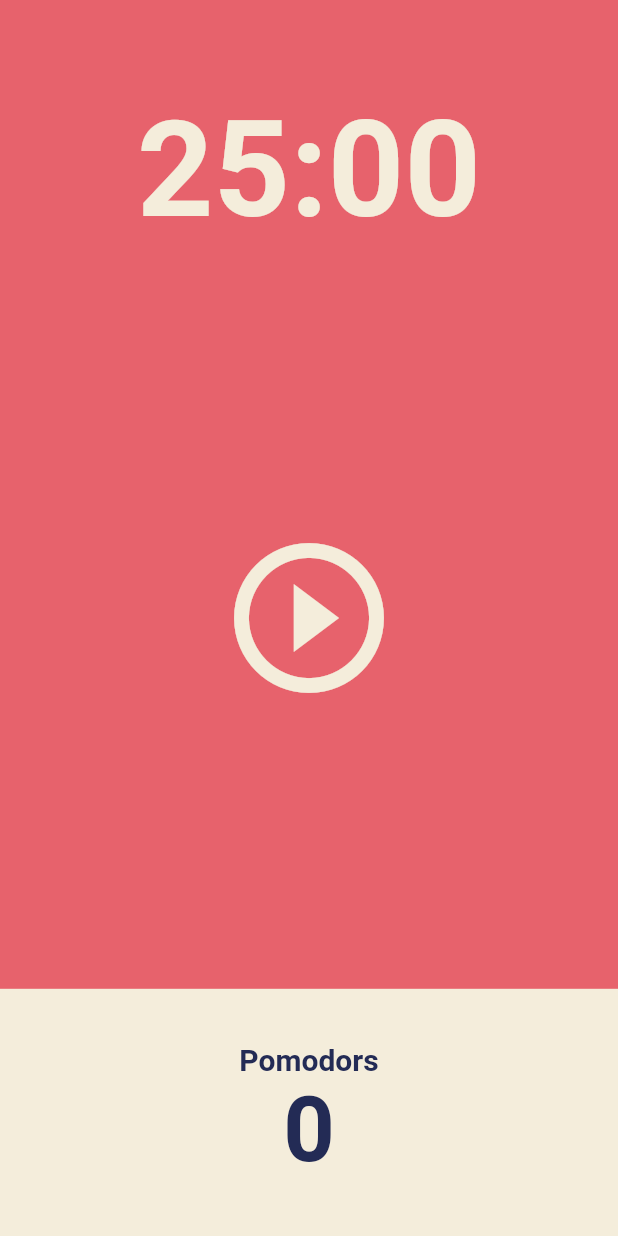
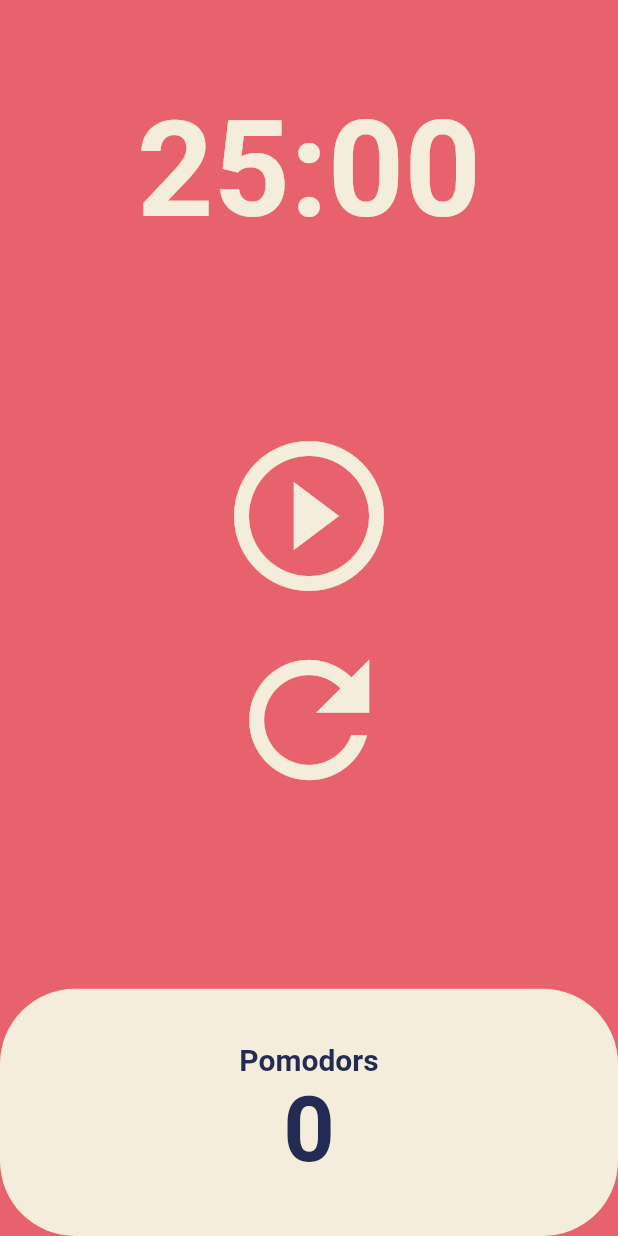
Before and after one commit to ryan-hwang-00/toonflix, a Flutter app: the screen it shows after launch, on a phone screen of 412 x 824 dp. Run offline on Flutter 3.47's test engine with Material 2 defaults, Android fonts, the phone set to English and light mode, and no system bars.

```diff
--- a/lib/screens/home_screen.dart
+++ b/lib/screens/home_screen.dart
@@ -1,3 +1,5 @@
+import 'dart:async';
+
 import 'package:flutter/material.dart';
 
 class HomeScreen extends StatefulWidget {
@@ -8,6 +10,57 @@ class HomeScreen extends StatefulWidget {
 }
 
 class _HomeScreenState extends State<HomeScreen> {
+  static const twentyFiveMinutes = 1500;
+  int totalSeconds = twentyFiveMinutes;
+  bool isRunning = false;
+  int totalPomodoros = 0;
+  late Timer timer;
+
+  void onTick(Timer timer) {
+    if (totalSeconds == 0) {
+      setState(() {
+        totalPomodoros += 1;
+        isRunning = false;
+        totalSeconds = twentyFiveMinutes;
+      });
+    } else {
+      setState(() {
+        totalSeconds = totalSeconds - 1;
+      });
+    }
+  }
+
+  void onStartPressed() {
+    timer = Timer.periodic(
+      const Duration(seconds: 1),
+      onTick,
+    );
+    setState(() {
+      isRunning = true;
+    });
+  }
+
+  void onPausePressed() {
+    timer.cancel();
+    setState(() {
+      isRunning = false;
+    });
+  }
+
+  void onRefreshPressed() {
+    timer.cancel();
+    setState(() {
+      // totalPomodoros += 1;
+      isRunning = false;
+      totalSeconds = twentyFiveMinutes;
+    });
+  }
+
+  String format(int seconds) {
+    var duration = Duration(seconds: seconds);
+    return duration.toString().split(".").first.substring(2, 7);
+  }
+
   @override
   Widget build(BuildContext context) {
     return Scaffold(
@@ -19,7 +72,7 @@ class _HomeScreenState extends State<HomeScreen> {
               child: Container(
                 alignment: Alignment.bottomCenter,
                 child: Text(
-                  '25:00',
+                  format(totalSeconds),
                   style: TextStyle(
                     color: Theme.of(context).cardColor,
                     fontSize: 89,
@@ -30,15 +83,33 @@ class _HomeScreenState extends State<HomeScreen> {
             ),
             Flexible(
               flex: 3,
-              child: Center(
-                child: IconButton(
-                  iconSize: 120,
-                  color: Theme.of(context).cardColor,
-                  onPressed: () {},
-                  icon: const Icon(
-                    Icons.play_circle_outline,
+              child: Row(
+                children: [
+                  Expanded(
+                    child: Column(
+                      mainAxisAlignment: MainAxisAlignment.center,
+                      children: [
+                        IconButton(
+                          iconSize: 120,
+                          color: Theme.of(context).cardColor,
+                          onPressed:
+                              isRunning ? onPausePressed : onStartPressed,
+                          icon: Icon(
+                            isRunning
+                                ? Icons.pause_circle_outline
+                                : Icons.play_circle_outline,
+                          ),
+                        ),
+                        IconButton(
+                          iconSize: 120,
+                          color: Theme.of(context).cardColor,
+                          onPressed: onRefreshPressed,
+                          icon: const Icon(Icons.refresh_outlined),
+                        ),
+                      ],
+                    ),
                   ),
-                ),
+                ],
               ),
             ),
             Flexible(
@@ -49,6 +120,7 @@ class _HomeScreenState extends State<HomeScreen> {
                     child: Container(
                       decoration: BoxDecoration(
                         color: Theme.of(context).cardColor,
+                        borderRadius: BorderRadius.circular(50),
                       ),
                       child: Column(
                         mainAxisAlignment: MainAxisAlignment.center,
@@ -63,7 +135,7 @@ class _HomeScreenState extends State<HomeScreen> {
                             ),
                           ),
                           Text(
-                            "0",
+                            "$totalPomodoros",
                             style: TextStyle(
                               fontSize: 60,
                               fontWeight: FontWeight.w600,
```
Also changed, not shown: 1 other file.
